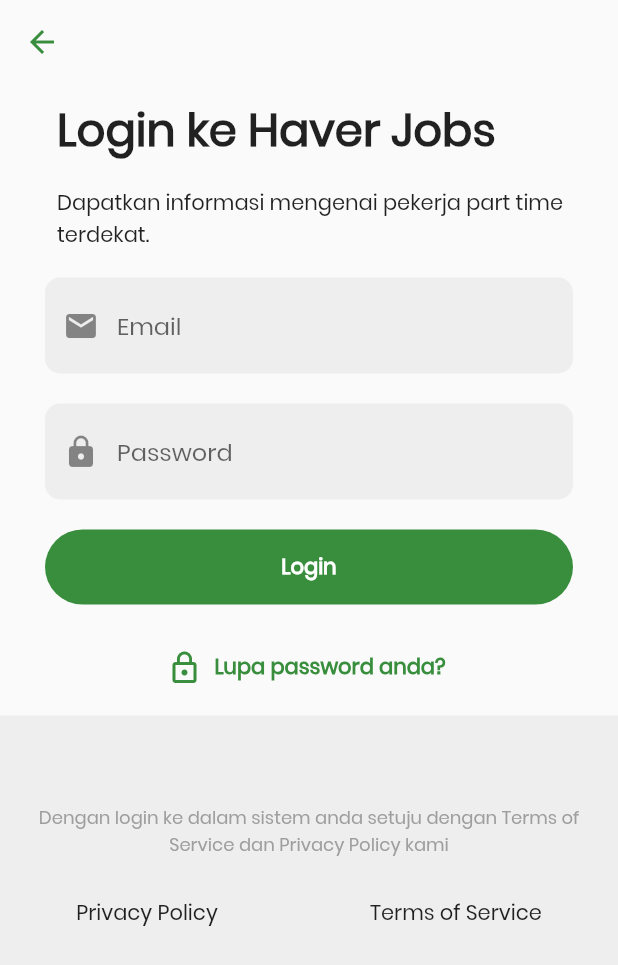
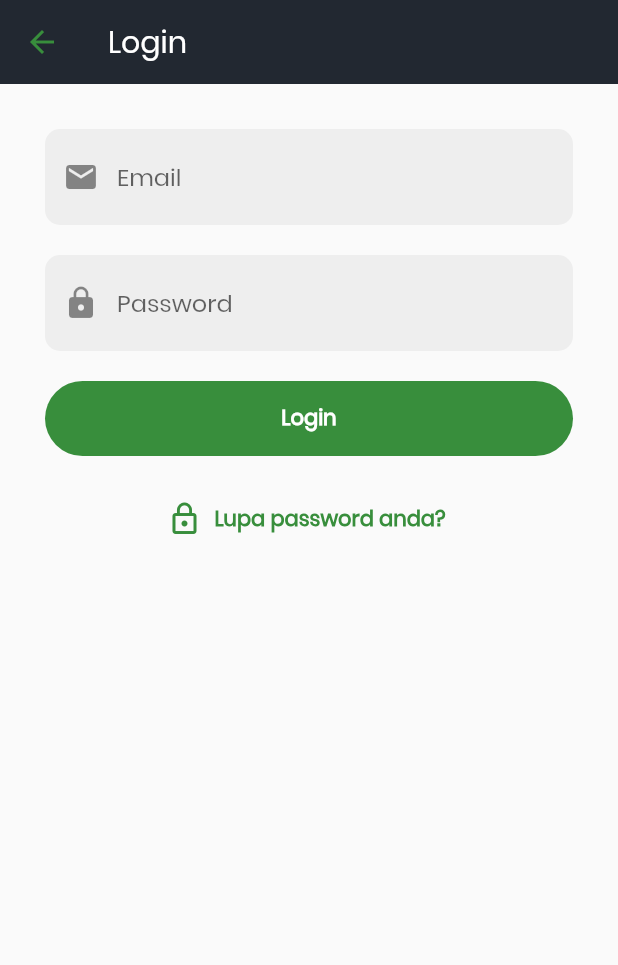
Before and after one commit to nurrehmet/Haver-Jobs, a Flutter app: the screen it shows after launch, after a tap on "Masuk", on a phone screen of 412 x 824 dp. Shown: the top 965 px of the screen. Run offline on Flutter 3.47's test engine with Material 2 defaults, Android fonts, the phone set to English and light mode, and no system bars; our stand-ins replace carousel_slider, cloud_firestore, device_preview, dropdown_formfield, firebase_analytics, firebase_auth and 8 more; missing offline and left inert: edge_alert, flutter_polyline_points, geocoder, geoflutterfire, place_picker; accounts and stored records are empty.

Commit message:
Updated - Change AppBar Color - Add Sources of Jobs - Add Slider

```diff
--- a/lib/main.dart
+++ b/lib/main.dart
@@ -1,6 +1,7 @@
 import 'dart:async';
-
 import 'package:device_preview/device_preview.dart';
+import 'package:firebase_analytics/firebase_analytics.dart';
+import 'package:firebase_analytics/observer.dart';
 import 'package:firebase_auth/firebase_auth.dart';
 import 'package:flutter/foundation.dart';
 import 'package:flutter/material.dart';
@@ -33,25 +34,22 @@
 
 class _MyAppState extends State<MyApp> {
   bool isLoggedIn;
+  FirebaseAnalytics analytics = FirebaseAnalytics();
+
   @override
   void initState() {
     checkUser();
     super.initState();
-
-    // new Future.delayed(const Duration(seconds: 2));
   }
 
   @override
   Widget build(BuildContext context) {
-    SystemChrome.setSystemUIOverlayStyle(SystemUiOverlayStyle(
-      statusBarColor: Colors.transparent, //top bar color
-      statusBarIconBrightness: Brightness.dark, //top bar icons
-      systemNavigationBarColor: Colors.black, //bottom bar color
-      systemNavigationBarIconBrightness: Brightness.dark, //bottom bar icons
-    ));
     return MaterialApp(
       theme: ThemeData(primaryColor: mainColor, fontFamily: 'Poppins'),
       debugShowCheckedModeBanner: false,
+      navigatorObservers: [
+        FirebaseAnalyticsObserver(analytics: analytics)
+      ],
       title: 'Haver Jobs',
       home: MultiProvider(providers: [
         StreamProvider<FirebaseUser>.value(
--- a/lib/screens/login_screen.dart
+++ b/lib/screens/login_screen.dart
@@ -25,22 +25,18 @@
   @override
   Widget build(BuildContext context) {
     return Scaffold(
-      appBar: AppBar(
+       appBar: AppBar(
+        title: Text("Login"),
         iconTheme: IconThemeData(
           color: secColor, //change your color here
         ),
         elevation: 0,
-        backgroundColor: Colors.transparent,
       ),
       body: SingleChildScrollView(
         child: Column(
           children: <Widget>[
-            Heading(
-              title: 'Login ke Haver Jobs',
-              subtitle:
-                  'Dapatkan informasi mengenai pekerja part time terdekat.',
-            ),
-            Form(
+            SizedBox(height: 20,),
+              Form(
               key: _formKey,
               child: Column(
                 mainAxisSize: MainAxisSize.min,
@@ -91,31 +87,7 @@
                 ],
               ),
             ),
-            Container(
-              height: 203,
-              width: MediaQuery.of(context).size.width,
-              color: Colors.grey[200],
-              child: Column(
-                mainAxisAlignment: MainAxisAlignment.center,
-                children: <Widget>[
-                  Padding(
-                    padding: const EdgeInsets.all(12.0),
-                    child: Text('Dengan login ke dalam sistem anda setuju dengan Terms of Service dan Privacy Policy kami',
-                    textAlign: TextAlign.center,
-                    style: TextStyle(
-                      color: subTextColor,
-                      fontSize: 12),),
-                  ),
-                  Row(
-                    mainAxisAlignment: MainAxisAlignment.spaceAround,
-                    children: <Widget>[
-                      FlatButton(child: Text('Privacy Policy'), onPressed: (){},),
-                      FlatButton(child: Text('Terms of Service'),onPressed: (){},)
-                    ],
-                  )
-                ],
-              ),
-            )
+
           ],
         ),
       ),
--- a/lib/screens/welcome_screen.dart
+++ b/lib/screens/welcome_screen.dart
@@ -17,6 +17,10 @@
   @override
   Widget build(BuildContext context) {
     return Scaffold(
+        appBar: AppBar(
+          backgroundColor: mainColor,
+          elevation: 0,
+        ),
         backgroundColor: Colors.white,
         body: Container(
           child: Column(
@@ -38,28 +42,21 @@
                       mainAxisAlignment: MainAxisAlignment.center,
                       children: <Widget>[
                         Text(
-                          'Haver Jobs',
+                          'HaverJobs',
                           style: TextStyle(
-                              color: mainColor, fontWeight: bold, fontSize: 30),
+                              color: mainColor, fontWeight: bold, fontSize: 50),
                           textAlign: TextAlign.center,
                         ),
                         SizedBox(
-                          height: 20,
+                          height: 5,
                         ),
-                        Padding(
-                          padding: const EdgeInsets.only(bottom: 10),
-                          child: Icon(
-                            Icons.near_me,
-                            color: secColor,
-                            size: 33,
-                          ),
-                        ),
+
                         Padding(
                           padding: const EdgeInsets.all(8.0),
                           child: Text(
-                            'Dapatkan informasi karyawan part time terdekat, dan informasi lowongan pekerjaan part time',
+                            'Portal Lowongan Kerja Terbaru',
                             style: TextStyle(
-                              fontSize: 13,
+                              fontSize: 15,
                             ),
                             textAlign: TextAlign.center,
                           ),
@@ -67,11 +64,11 @@
                         Padding(
                           padding: const EdgeInsets.only(top: 20, bottom: 20),
                           child: RoundedButton(
-                            text: 'Daftar',
+                            text: 'Cari Lowongan Pekerjaan',
                             onPress: () {
-                              _roleModal(context);
+                              Navigator.pushNamed(context, "/registerEmployee");
                             },
-                            color: mainColor,
+                            color: secColor,
                           ),
                         ),
                         Row(
--- a/pubspec.yaml
+++ b/pubspec.yaml
@@ -40,7 +40,8 @@
   geocoder: ^0.2.1
   timeago: ^2.0.26
   device_preview: ^0.4.5
-
+  firebase_analytics: ^5.0.6
+  carousel_slider: ^2.3.1
 
 flutter_icons:
   image_path: "assets/icons/icon-haverjobs.png"
```
Also changed, not shown: lib/screens/jobs/find_jobs.dart (+6 -7 lines), lib/screens/jobs/get_job_data.dart (added, +106 -0 lines), lib/screens/jobs/job_list.dart (+20 -93 lines), lib/screens/jobs/jobs_carousel.dart (added, +72 -0 lines), lib/screens/register_employee.dart (+6 -6 lines), lib/utils/api.dart (added, +19 -0 lines), pubspec.lock, 1 other file.
